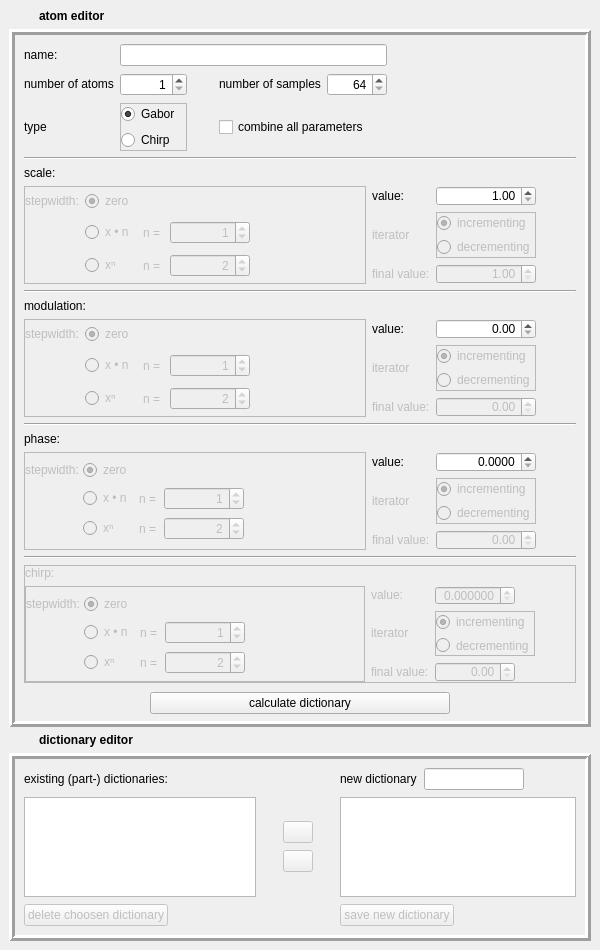
First picture: the form in examples/matchingPursuit/editorwindow.ui, repository mne-tools/mne-cpp, before the edit.
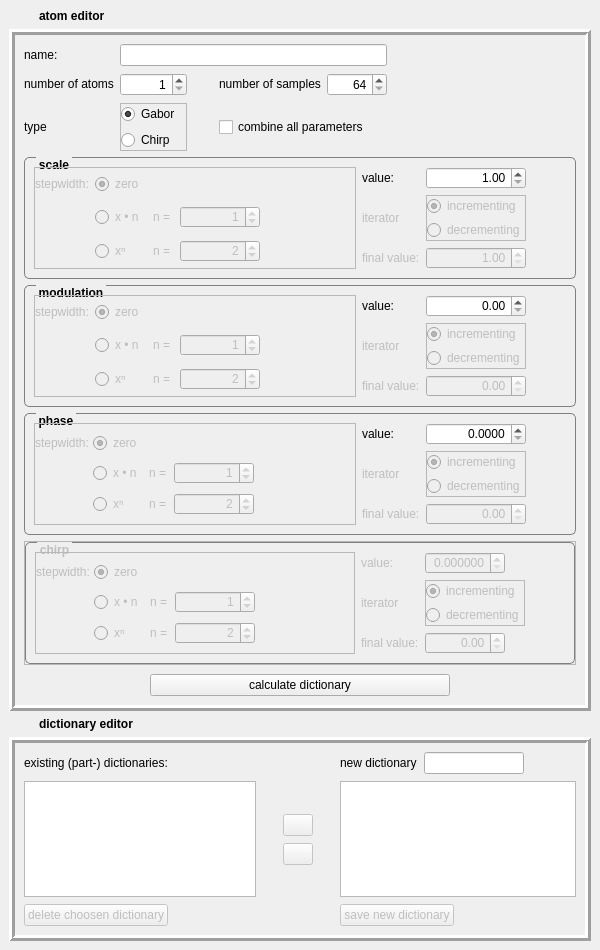
Second picture: the form after the edit. Icons and pictures are not drawn.

Diff of the .ui file:
```diff
--- a/examples/matchingPursuit/editorwindow.ui
+++ b/examples/matchingPursuit/editorwindow.ui
@@ -402,15 +402,49 @@
           </layout>
          </item>
          <item>
-          <widget class="Line" name="line_3">
+          <widget class="QGroupBox" name="gb_scale">
+           <property name="font">
+            <font>
+             <pointsize>9</pointsize>
+             <weight>75</weight>
+             <bold>true</bold>
+            </font>
+           </property>
+           <property name="styleSheet">
+            <string notr="true">    QGroupBox  {
+        background-color: qlineargradient(x1: 0, y1: 0, x2: 0, y2: 1,
+                                          stop: 0 #E0E0E0, stop: 1 #FFFFFF);
+        border: 1px solid gray;
+        border-radius: 5px;
+        margin-top: 3ex; /* leave space at the top for the title */
+    }
+     
+    QGroupBox::title  {
+        subcontrol-origin: margin;
+		left: 12px;
+        subcontrol-position: top left; /* position at the top center */
+        padding: 1px;       
+    }
+</string>
+           </property>
+           <property name="title">
+            <string>scale</string>
+           </property>
+           <layout class="QGridLayout" name="gl_Scale" rowstretch="0,0,0,0" columnstretch="1,0,0,0">
+            <item row="0" column="3">
+             <spacer name="horizontalSpacer_5">
            <property name="orientation">
             <enum>Qt::Horizontal</enum>
            </property>
-          </widget>
-         </item>
-         <item>
-          <layout class="QGridLayout" name="gl_Scale" rowstretch="0,0,0,0,0" columnstretch="1,0,0,0">
-           <item row="2" column="2" rowspan="2">
+              <property name="sizeHint" stdset="0">
+               <size>
+                <width>40</width>
+                <height>20</height>
+               </size>
+              </property>
+             </spacer>
+            </item>
+            <item row="1" column="2" rowspan="2">
             <widget class="QFrame" name="fr_CountDirectionScale">
              <property name="enabled">
               <bool>false</bool>
@@ -463,26 +497,7 @@
              </layout>
             </widget>
            </item>
-           <item row="2" column="1" rowspan="2">
-            <widget class="QLabel" name="lb_CountDirectionScale">
-             <property name="enabled">
-              <bool>false</bool>
-             </property>
-             <property name="sizePolicy">
-              <sizepolicy hsizetype="Fixed" vsizetype="Fixed">
-               <horstretch>0</horstretch>
-               <verstretch>0</verstretch>
-              </sizepolicy>
-             </property>
-             <property name="text">
-              <string>iterator</string>
-             </property>
-             <property name="margin">
-              <number>0</number>
-             </property>
-            </widget>
-           </item>
-           <item row="4" column="1">
+            <item row="3" column="1">
             <widget class="QLabel" name="lb_EndValueScale">
              <property name="enabled">
               <bool>false</bool>
@@ -492,7 +507,86 @@
              </property>
             </widget>
            </item>
-           <item row="1" column="0" rowspan="4">
+            <item row="1" column="1" rowspan="2">
+             <widget class="QLabel" name="lb_CountDirectionScale">
+              <property name="enabled">
+               <bool>false</bool>
+              </property>
+              <property name="sizePolicy">
+               <sizepolicy hsizetype="Fixed" vsizetype="Fixed">
+                <horstretch>0</horstretch>
+                <verstretch>0</verstretch>
+               </sizepolicy>
+              </property>
+              <property name="text">
+               <string>iterator</string>
+              </property>
+              <property name="margin">
+               <number>0</number>
+              </property>
+             </widget>
+            </item>
+            <item row="0" column="2">
+             <widget class="QDoubleSpinBox" name="dspb_StartValueScale">
+              <property name="enabled">
+               <bool>true</bool>
+              </property>
+              <property name="minimumSize">
+               <size>
+                <width>80</width>
+                <height>0</height>
+               </size>
+              </property>
+              <property name="alignment">
+               <set>Qt::AlignRight|Qt::AlignTrailing|Qt::AlignVCenter</set>
+              </property>
+              <property name="suffix">
+               <string/>
+              </property>
+              <property name="minimum">
+               <double>1.000000000000000</double>
+              </property>
+              <property name="maximum">
+               <double>64.000000000000000</double>
+              </property>
+              <property name="singleStep">
+               <double>1.000000000000000</double>
+              </property>
+              <property name="value">
+               <double>1.000000000000000</double>
+              </property>
+             </widget>
+            </item>
+            <item row="3" column="2">
+             <widget class="QDoubleSpinBox" name="dspb_EndValueScale">
+              <property name="enabled">
+               <bool>false</bool>
+              </property>
+              <property name="alignment">
+               <set>Qt::AlignRight|Qt::AlignTrailing|Qt::AlignVCenter</set>
+              </property>
+              <property name="minimum">
+               <double>1.000000000000000</double>
+              </property>
+              <property name="maximum">
+               <double>64.000000000000000</double>
+              </property>
+              <property name="singleStep">
+               <double>1.000000000000000</double>
+              </property>
+              <property name="value">
+               <double>1.000000000000000</double>
+              </property>
+             </widget>
+            </item>
+            <item row="0" column="1">
+             <widget class="QLabel" name="lb_StartValueScale">
+              <property name="text">
+               <string>value:</string>
+              </property>
+             </widget>
+            </item>
+            <item row="0" column="0" rowspan="4">
             <widget class="QFrame" name="fr_CountDefScale">
              <property name="sizePolicy">
               <sizepolicy hsizetype="Expanding" vsizetype="Minimum">
@@ -669,198 +763,40 @@
              </layout>
             </widget>
            </item>
-           <item row="1" column="2">
-            <widget class="QDoubleSpinBox" name="dspb_StartValueScale">
-             <property name="enabled">
-              <bool>true</bool>
-             </property>
-             <property name="minimumSize">
-              <size>
-               <width>80</width>
-               <height>0</height>
-              </size>
-             </property>
-             <property name="alignment">
-              <set>Qt::AlignRight|Qt::AlignTrailing|Qt::AlignVCenter</set>
-             </property>
-             <property name="suffix">
-              <string/>
-             </property>
-             <property name="minimum">
-              <double>1.000000000000000</double>
-             </property>
-             <property name="maximum">
-              <double>64.000000000000000</double>
-             </property>
-             <property name="singleStep">
-              <double>1.000000000000000</double>
-             </property>
-             <property name="value">
-              <double>1.000000000000000</double>
-             </property>
-            </widget>
-           </item>
-           <item row="4" column="2">
-            <widget class="QDoubleSpinBox" name="dspb_EndValueScale">
-             <property name="enabled">
-              <bool>false</bool>
-             </property>
-             <property name="alignment">
-              <set>Qt::AlignRight|Qt::AlignTrailing|Qt::AlignVCenter</set>
-             </property>
-             <property name="minimum">
-              <double>1.000000000000000</double>
-             </property>
-             <property name="maximum">
-              <double>64.000000000000000</double>
-             </property>
-             <property name="singleStep">
-              <double>1.000000000000000</double>
-             </property>
-             <property name="value">
-              <double>1.000000000000000</double>
-             </property>
-            </widget>
-           </item>
-           <item row="1" column="1">
-            <widget class="QLabel" name="lb_StartValueScale">
-             <property name="text">
-              <string>value:</string>
-             </property>
-            </widget>
-           </item>
-           <item row="0" column="0">
-            <widget class="QLabel" name="lb_Scale">
-             <property name="sizePolicy">
-              <sizepolicy hsizetype="Fixed" vsizetype="Fixed">
-               <horstretch>0</horstretch>
-               <verstretch>0</verstretch>
-              </sizepolicy>
-             </property>
+           </layout>
+          </widget>
+         </item>
+         <item>
+          <widget class="QGroupBox" name="gb_modu">
              <property name="font">
               <font>
                <pointsize>9</pointsize>
-              </font>
-             </property>
-             <property name="text">
-              <string>scale:</string>
-             </property>
-            </widget>
-           </item>
-           <item row="1" column="3">
-            <spacer name="horizontalSpacer_5">
-             <property name="orientation">
-              <enum>Qt::Horizontal</enum>
-             </property>
-             <property name="sizeHint" stdset="0">
-              <size>
-               <width>40</width>
-               <height>20</height>
-              </size>
-             </property>
-            </spacer>
-           </item>
-          </layout>
-         </item>
-         <item>
-          <widget class="Line" name="line_2">
-           <property name="orientation">
-            <enum>Qt::Horizontal</enum>
-           </property>
-          </widget>
-         </item>
-         <item>
+             <weight>75</weight>
+             <bold>true</bold>
+            </font>
+           </property>
+           <property name="styleSheet">
+            <string notr="true">    QGroupBox  {
+        background-color: qlineargradient(x1: 0, y1: 0, x2: 0, y2: 1,
+                                          stop: 0 #E0E0E0, stop: 1 #FFFFFF);
+        border: 1px solid gray;
+        border-radius: 5px;
+        margin-top: 3ex; /* leave space at the top for the title */
+    }
+     
+    QGroupBox::title  {
+        subcontrol-origin: margin;
+		left: 12px;
+        subcontrol-position: top left; /* position at the top center */
+        padding: 1px;       
+    }
+</string>
+           </property>
+           <property name="title">
+            <string>modulation</string>
+           </property>
           <layout class="QGridLayout" name="gl_Modu" columnstretch="1,0,0,0">
-           <item row="1" column="1">
-            <widget class="QLabel" name="lb_StartValueModu">
-             <property name="text">
-              <string>value:</string>
-             </property>
-            </widget>
-           </item>
-           <item row="4" column="1">
-            <widget class="QLabel" name="lb_EndValueModu">
-             <property name="enabled">
-              <bool>false</bool>
-             </property>
-             <property name="text">
-              <string>final value:</string>
-             </property>
-            </widget>
-           </item>
-           <item row="2" column="2" rowspan="2">
-            <widget class="QFrame" name="fr_CountDirectionModu">
-             <property name="enabled">
-              <bool>false</bool>
-             </property>
-             <property name="sizePolicy">
-              <sizepolicy hsizetype="Fixed" vsizetype="Fixed">
-               <horstretch>0</horstretch>
-               <verstretch>0</verstretch>
-              </sizepolicy>
-             </property>
-             <property name="frameShape">
-              <enum>QFrame::StyledPanel</enum>
-             </property>
-             <property name="frameShadow">
-              <enum>QFrame::Raised</enum>
-             </property>
-             <layout class="QVBoxLayout" name="verticalLayout_7">
-              <property name="spacing">
-               <number>4</number>
-              </property>
-              <property name="leftMargin">
-               <number>0</number>
-              </property>
-              <property name="topMargin">
-               <number>0</number>
-              </property>
-              <property name="rightMargin">
-               <number>0</number>
-              </property>
-              <property name="bottomMargin">
-               <number>0</number>
-              </property>
-              <item>
-               <widget class="QRadioButton" name="rb_PosCountModu">
-                <property name="text">
-                 <string>incrementing</string>
-                </property>
-                <property name="checked">
-                 <bool>true</bool>
-                </property>
-               </widget>
-              </item>
-              <item>
-               <widget class="QRadioButton" name="rb_NegCountModu">
-                <property name="text">
-                 <string>decrementing</string>
-                </property>
-               </widget>
-              </item>
-             </layout>
-            </widget>
-           </item>
-           <item row="2" column="1" rowspan="2">
-            <widget class="QLabel" name="lb_CountDirectionModu">
-             <property name="enabled">
-              <bool>false</bool>
-             </property>
-             <property name="sizePolicy">
-              <sizepolicy hsizetype="Fixed" vsizetype="Fixed">
-               <horstretch>0</horstretch>
-               <verstretch>0</verstretch>
-              </sizepolicy>
-             </property>
-             <property name="text">
-              <string>iterator</string>
-             </property>
-             <property name="margin">
-              <number>0</number>
-             </property>
-            </widget>
-           </item>
-           <item row="1" column="0" rowspan="4">
+            <item row="0" column="0" rowspan="4">
             <widget class="QFrame" name="fr_DefCountModu">
              <property name="sizePolicy">
               <sizepolicy hsizetype="Expanding" vsizetype="Minimum">
@@ -1028,7 +964,7 @@
              </layout>
             </widget>
            </item>
-           <item row="1" column="2">
+            <item row="0" column="2">
             <widget class="QDoubleSpinBox" name="dspb_StartValueModu">
              <property name="enabled">
               <bool>true</bool>
@@ -1047,7 +983,7 @@
              </property>
             </widget>
            </item>
-           <item row="4" column="2">
+            <item row="3" column="2">
             <widget class="QDoubleSpinBox" name="dspb_EndValueModu">
              <property name="enabled">
               <bool>false</bool>
@@ -1063,25 +999,7 @@
              </property>
             </widget>
            </item>
-           <item row="0" column="0">
-            <widget class="QLabel" name="lb_Modu">
-             <property name="sizePolicy">
-              <sizepolicy hsizetype="Fixed" vsizetype="Fixed">
-               <horstretch>0</horstretch>
-               <verstretch>0</verstretch>
-              </sizepolicy>
-             </property>
-             <property name="font">
-              <font>
-               <pointsize>9</pointsize>
-              </font>
-             </property>
-             <property name="text">
-              <string>modulation:</string>
-             </property>
-            </widget>
-           </item>
-           <item row="1" column="3">
+            <item row="0" column="3">
             <spacer name="horizontalSpacer_7">
              <property name="orientation">
               <enum>Qt::Horizontal</enum>
@@ -1094,18 +1012,129 @@
              </property>
             </spacer>
            </item>
-          </layout>
+            <item row="1" column="2" rowspan="2">
+             <widget class="QFrame" name="fr_CountDirectionModu">
+              <property name="enabled">
+               <bool>false</bool>
+              </property>
+              <property name="sizePolicy">
+               <sizepolicy hsizetype="Fixed" vsizetype="Fixed">
+                <horstretch>0</horstretch>
+                <verstretch>0</verstretch>
+               </sizepolicy>
+              </property>
+              <property name="frameShape">
+               <enum>QFrame::StyledPanel</enum>
+              </property>
+              <property name="frameShadow">
+               <enum>QFrame::Raised</enum>
+              </property>
+              <layout class="QVBoxLayout" name="verticalLayout_7">
+               <property name="spacing">
+                <number>4</number>
+               </property>
+               <property name="leftMargin">
+                <number>0</number>
+               </property>
+               <property name="topMargin">
+                <number>0</number>
+               </property>
+               <property name="rightMargin">
+                <number>0</number>
+               </property>
+               <property name="bottomMargin">
+                <number>0</number>
+               </property>
+               <item>
+                <widget class="QRadioButton" name="rb_PosCountModu">
+                 <property name="text">
+                  <string>incrementing</string>
+                 </property>
+                 <property name="checked">
+                  <bool>true</bool>
+                 </property>
+                </widget>
          </item>
          <item>
-          <widget class="Line" name="line_4">
-           <property name="orientation">
-            <enum>Qt::Horizontal</enum>
+                <widget class="QRadioButton" name="rb_NegCountModu">
+                 <property name="text">
+                  <string>decrementing</string>
            </property>
           </widget>
          </item>
+              </layout>
+             </widget>
+            </item>
+            <item row="1" column="1" rowspan="2">
+             <widget class="QLabel" name="lb_CountDirectionModu">
+              <property name="enabled">
+               <bool>false</bool>
+              </property>
+              <property name="sizePolicy">
+               <sizepolicy hsizetype="Fixed" vsizetype="Fixed">
+                <horstretch>0</horstretch>
+                <verstretch>0</verstretch>
+               </sizepolicy>
+              </property>
+              <property name="text">
+               <string>iterator</string>
+              </property>
+              <property name="margin">
+               <number>0</number>
+              </property>
+             </widget>
+            </item>
+            <item row="0" column="1">
+             <widget class="QLabel" name="lb_StartValueModu">
+              <property name="text">
+               <string>value:</string>
+              </property>
+             </widget>
+            </item>
+            <item row="3" column="1">
+             <widget class="QLabel" name="lb_EndValueModu">
+              <property name="enabled">
+               <bool>false</bool>
+              </property>
+              <property name="text">
+               <string>final value:</string>
+              </property>
+             </widget>
+            </item>
+           </layout>
+          </widget>
+         </item>
          <item>
+          <widget class="QGroupBox" name="gb_phase">
+           <property name="font">
+            <font>
+             <pointsize>9</pointsize>
+             <weight>75</weight>
+             <bold>true</bold>
+            </font>
+           </property>
+           <property name="styleSheet">
+            <string notr="true">    QGroupBox  {
+        background-color: qlineargradient(x1: 0, y1: 0, x2: 0, y2: 1,
+                                          stop: 0 #E0E0E0, stop: 1 #FFFFFF);
+        border: 1px solid gray;
+        border-radius: 5px;
+        margin-top: 3ex; /* leave space at the top for the title */
+    }
+     
+    QGroupBox::title  {
+        subcontrol-origin: margin;
+		left: 12px;
+        subcontrol-position: top left; /* position at the top center */
+        padding: 1px;       
+    }
+</string>
+           </property>
+           <property name="title">
+            <string>phase</string>
+           </property>
           <layout class="QGridLayout" name="gl_Phase" columnstretch="1,0,0,0">
-           <item row="4" column="1">
+            <item row="3" column="1">
             <widget class="QLabel" name="lb_EndValuePhase">
              <property name="enabled">
               <bool>false</bool>
@@ -1115,7 +1144,7 @@
              </property>
             </widget>
            </item>
-           <item row="2" column="1" rowspan="2">
+            <item row="1" column="1" rowspan="2">
             <widget class="QLabel" name="lb_CountDirectionPhase">
              <property name="enabled">
               <bool>false</bool>
@@ -1134,7 +1163,7 @@
              </property>
             </widget>
            </item>
-           <item row="2" column="2" rowspan="2">
+            <item row="1" column="2" rowspan="2">
             <widget class="QFrame" name="fr_CountDirectionPhase">
              <property name="enabled">
               <bool>false</bool>
@@ -1187,25 +1216,7 @@
              </layout>
             </widget>
            </item>
-           <item row="0" column="0">
-            <widget class="QLabel" name="lb_Phase">
-             <property name="sizePolicy">
-              <sizepolicy hsizetype="Fixed" vsizetype="Fixed">
-               <horstretch>0</horstretch>
-               <verstretch>0</verstretch>
-              </sizepolicy>
-             </property>
-             <property name="font">
-              <font>
-               <pointsize>9</pointsize>
-              </font>
-             </property>
-             <property name="text">
-              <string>phase:</string>
-             </property>
-            </widget>
-           </item>
-           <item row="4" column="2">
+            <item row="3" column="2">
             <widget class="QDoubleSpinBox" name="dspb_EndValuePhase">
              <property name="enabled">
               <bool>false</bool>
@@ -1221,14 +1232,7 @@
              </property>
             </widget>
            </item>
-           <item row="1" column="1">
-            <widget class="QLabel" name="lb_StartValuePhase">
-             <property name="text">
-              <string>value:</string>
-             </property>
-            </widget>
-           </item>
-           <item row="1" column="2">
+            <item row="0" column="2">
             <widget class="QDoubleSpinBox" name="dspb_StartValuePhase">
              <property name="minimumSize">
               <size>
@@ -1257,7 +1261,7 @@
              </property>
             </widget>
            </item>
-           <item row="1" column="3">
+            <item row="0" column="3">
             <spacer name="horizontalSpacer_8">
              <property name="orientation">
               <enum>Qt::Horizontal</enum>
@@ -1270,7 +1274,14 @@
              </property>
             </spacer>
            </item>
-           <item row="1" column="0" rowspan="4">
+            <item row="0" column="1">
+             <widget class="QLabel" name="lb_StartValuePhase">
+              <property name="text">
+               <string>value:</string>
+              </property>
+             </widget>
+            </item>
+            <item row="0" column="0" rowspan="4">
             <widget class="QFrame" name="fr_DefCountPhase">
              <property name="sizePolicy">
               <sizepolicy hsizetype="Expanding" vsizetype="Minimum">
@@ -1442,12 +1453,6 @@
             </widget>
            </item>
           </layout>
-         </item>
-         <item>
-          <widget class="Line" name="line_5">
-           <property name="orientation">
-            <enum>Qt::Horizontal</enum>
-           </property>
           </widget>
          </item>
          <item>
@@ -1475,88 +1480,37 @@
              <number>0</number>
             </property>
             <item>
+             <widget class="QGroupBox" name="">
+              <property name="font">
+               <font>
+                <pointsize>9</pointsize>
+                <weight>75</weight>
+                <bold>true</bold>
+               </font>
+              </property>
+              <property name="styleSheet">
+               <string notr="true">    QGroupBox  {
+        background-color: qlineargradient(x1: 0, y1: 0, x2: 0, y2: 1,
+                                          stop: 0 #E0E0E0, stop: 1 #FFFFFF);
+        border: 1px solid gray;
+        border-radius: 5px;
+        margin-top: 3ex; /* leave space at the top for the title */
+    }
+     
+    QGroupBox::title  {
+        subcontrol-origin: margin;
+		left: 12px;
+        subcontrol-position: top left; /* position at the top center */
+        padding: 1px;       
+    }
+</string>
+              </property>
+              <property name="title">
+               <string>chirp</string>
+              </property>
              <layout class="QGridLayout" name="gl_chirp" columnstretch="1,0,0,0">
-              <item row="2" column="1" rowspan="2">
-               <widget class="QLabel" name="lb_CountDirectionChirp">
-                <property name="sizePolicy">
-                 <sizepolicy hsizetype="Fixed" vsizetype="Fixed">
-                  <horstretch>0</horstretch>
-                  <verstretch>0</verstretch>
-                 </sizepolicy>
-                </property>
-                <property name="text">
-                 <string>iterator</string>
-                </property>
-                <property name="margin">
-                 <number>0</number>
-                </property>
-               </widget>
-              </item>
-              <item row="2" column="2" rowspan="2">
-               <widget class="QFrame" name="fr_CountDirectionChirp">
-                <property name="sizePolicy">
-                 <sizepolicy hsizetype="Fixed" vsizetype="Fixed">
-                  <horstretch>0</horstretch>
-                  <verstretch>0</verstretch>
-                 </sizepolicy>
-                </property>
-                <property name="frameShape">
-                 <enum>QFrame::StyledPanel</enum>
-                </property>
-                <property name="frameShadow">
-                 <enum>QFrame::Raised</enum>
-                </property>
-                <layout class="QVBoxLayout" name="verticalLayout_9">
-                 <property name="spacing">
-                  <number>4</number>
-                 </property>
-                 <property name="leftMargin">
-                  <number>0</number>
-                 </property>
-                 <property name="topMargin">
-                  <number>0</number>
-                 </property>
-                 <property name="rightMargin">
-                  <number>0</number>
-                 </property>
-                 <property name="bottomMargin">
-                  <number>0</number>
-                 </property>
-                 <item>
-                  <widget class="QRadioButton" name="rb_PosCountChirp">
-                   <property name="text">
-                    <string>incrementing</string>
-                   </property>
-                   <property name="checked">
-                    <bool>true</bool>
-                   </property>
-                  </widget>
-                 </item>
-                 <item>
-                  <widget class="QRadioButton" name="rb_NegCountChirp">
-                   <property name="text">
-                    <string>decrementing</string>
-                   </property>
-                  </widget>
-                 </item>
-                </layout>
-               </widget>
-              </item>
-              <item row="4" column="1">
-               <widget class="QLabel" name="lb_EndValueChirp">
-                <property name="sizePolicy">
-                 <sizepolicy hsizetype="Fixed" vsizetype="Fixed">
-                  <horstretch>0</horstretch>
-                  <verstretch>0</verstretch>
-                 </sizepolicy>
-                </property>
-                <property name="text">
-                 <string>final value:</string>
-                </property>
-               </widget>
-              </item>
-              <item row="1" column="0" rowspan="4">
-               <widget class="QFrame" name="fr_DefCountChirp">
+               <item row="0" column="0" rowspan="4">
+                <widget class="QFrame" name="gb_chirp">
                 <property name="sizePolicy">
                  <sizepolicy hsizetype="Expanding" vsizetype="Minimum">
                   <horstretch>0</horstretch>
@@ -1714,25 +1668,7 @@
                 </layout>
                </widget>
               </item>
-              <item row="0" column="0">
-               <widget class="QLabel" name="lb_Chirp">
-                <property name="sizePolicy">
-                 <sizepolicy hsizetype="Fixed" vsizetype="Fixed">
-                  <horstretch>0</horstretch>
-                  <verstretch>0</verstretch>
-                 </sizepolicy>
-                </property>
-                <property name="font">
-                 <font>
-                  <pointsize>9</pointsize>
-                 </font>
-                </property>
-                <property name="text">
-                 <string>chirp:</string>
-                </property>
-               </widget>
-              </item>
-              <item row="1" column="2">
+               <item row="0" column="2">
                <widget class="QDoubleSpinBox" name="dspb_StartValueChirp">
                 <property name="sizePolicy">
                  <sizepolicy hsizetype="Minimum" vsizetype="Fixed">
@@ -1766,7 +1702,70 @@
                 </property>
                </widget>
               </item>
-              <item row="4" column="2">
+               <item row="3" column="1">
+                <widget class="QLabel" name="lb_EndValueChirp">
+                 <property name="sizePolicy">
+                  <sizepolicy hsizetype="Fixed" vsizetype="Fixed">
+                   <horstretch>0</horstretch>
+                   <verstretch>0</verstretch>
+                  </sizepolicy>
+                 </property>
+                 <property name="text">
+                  <string>final value:</string>
+                 </property>
+                </widget>
+               </item>
+               <item row="1" column="2" rowspan="2">
+                <widget class="QFrame" name="fr_CountDirectionChirp">
+                 <property name="sizePolicy">
+                  <sizepolicy hsizetype="Fixed" vsizetype="Fixed">
+                   <horstretch>0</horstretch>
+                   <verstretch>0</verstretch>
+                  </sizepolicy>
+                 </property>
+                 <property name="frameShape">
+                  <enum>QFrame::StyledPanel</enum>
+                 </property>
+                 <property name="frameShadow">
+                  <enum>QFrame::Raised</enum>
+                 </property>
+                 <layout class="QVBoxLayout" name="verticalLayout_9">
+                  <property name="spacing">
+                   <number>4</number>
+                  </property>
+                  <property name="leftMargin">
+                   <number>0</number>
+                  </property>
+                  <property name="topMargin">
+                   <number>0</number>
+                  </property>
+                  <property name="rightMargin">
+                   <number>0</number>
+                  </property>
+                  <property name="bottomMargin">
+                   <number>0</number>
+                  </property>
+                  <item>
+                   <widget class="QRadioButton" name="rb_PosCountChirp">
+                    <property name="text">
+                     <string>incrementing</string>
+                    </property>
+                    <property name="checked">
+                     <bool>true</bool>
+                    </property>
+                   </widget>
+                  </item>
+                  <item>
+                   <widget class="QRadioButton" name="rb_NegCountChirp">
+                    <property name="text">
+                     <string>decrementing</string>
+                    </property>
+                   </widget>
+                  </item>
+                 </layout>
+                </widget>
+               </item>
+               <item row="3" column="2">
                <widget class="QDoubleSpinBox" name="dspb_EndValueChirp">
                 <property name="maximumSize">
                  <size>
@@ -1785,7 +1784,7 @@
                 </property>
                </widget>
               </item>
-              <item row="1" column="1">
+               <item row="0" column="1">
                <widget class="QLabel" name="lb_StartValueChirp">
                 <property name="sizePolicy">
                  <sizepolicy hsizetype="Fixed" vsizetype="Fixed">
@@ -1798,7 +1797,7 @@
                 </property>
                </widget>
               </item>
-              <item row="1" column="3">
+               <item row="0" column="3">
                <spacer name="horizontalSpacer_9">
                 <property name="orientation">
                  <enum>Qt::Horizontal</enum>
@@ -1811,7 +1810,24 @@
                 </property>
                </spacer>
               </item>
-             </layout>
+               <item row="1" column="1" rowspan="2">
+                <widget class="QLabel" name="lb_CountDirectionChirp">
+                 <property name="sizePolicy">
+                  <sizepolicy hsizetype="Fixed" vsizetype="Fixed">
+                   <horstretch>0</horstretch>
+                   <verstretch>0</verstretch>
+                  </sizepolicy>
+                 </property>
+                 <property name="text">
+                  <string>iterator</string>
+                 </property>
+                 <property name="margin">
+                  <number>0</number>
+                 </property>
+                </widget>
+               </item>
+              </layout>
+             </widget>
             </item>
            </layout>
           </widget>
```
Left out of the diff: 256 changed lines with no effect on the pictures. Lines whose indentation alone changed are shown as unchanged.
